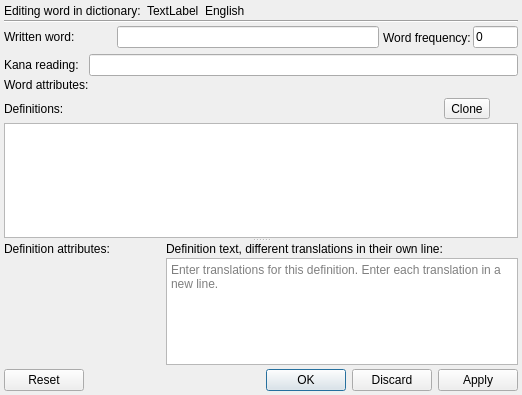
Old version of the form wordeditorform.ui in the repository z1dev/zkanji.
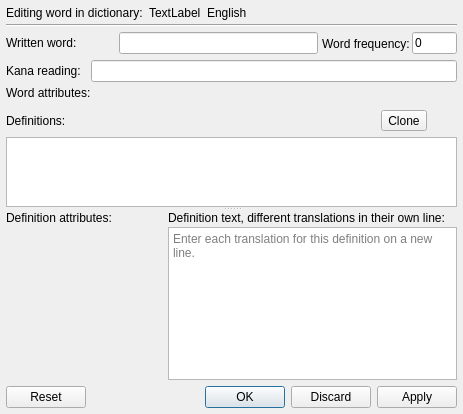
New version of the form. Icons and pictures are not drawn. Custom widgets are drawn as their Qt base class.

Commit message: * Added a status bar to every kanji grid and word list. Currently they all just show the number of listed items and the basic attribute (depending on whether it's a list or a grid.) The status bar is custom, because the one in Qt behaves badly when sized.

Patch:
```diff
--- a/wordeditorform.ui
+++ b/wordeditorform.ui
@@ -6,29 +6,29 @@
    <rect>
     <x>0</x>
     <y>0</y>
-    <width>522</width>
-    <height>395</height>
+    <width>463</width>
+    <height>414</height>
    </rect>
   </property>
   <property name="windowTitle">
    <string>zkanji</string>
   </property>
   <widget class="QWidget" name="centralwidget">
-   <layout class="QVBoxLayout" name="verticalLayout">
+   <layout class="QVBoxLayout" name="verticalLayout_2">
     <property name="spacing">
-     <number>2</number>
+     <number>4</number>
     </property>
     <property name="leftMargin">
-     <number>4</number>
+     <number>6</number>
     </property>
     <property name="topMargin">
-     <number>4</number>
+     <number>6</number>
     </property>
     <property name="rightMargin">
-     <number>4</number>
+     <number>6</number>
     </property>
     <property name="bottomMargin">
-     <number>4</number>
+     <number>6</number>
     </property>
     <item>
      <widget class="QWidget" name="widget" native="true">
@@ -303,16 +303,50 @@
       <property name="orientation">
        <enum>Qt::Vertical</enum>
       </property>
-      <property name="childrenCollapsible">
-       <bool>false</bool>
-      </property>
-      <widget class="ZDictionaryEditListView" name="defTable">
-       <property name="acceptDrops">
-        <bool>true</bool>
+      <widget class="QWidget" name="widget_2" native="true">
+       <property name="sizePolicy">
+        <sizepolicy hsizetype="Preferred" vsizetype="Preferred">
+         <horstretch>1</horstretch>
+         <verstretch>1</verstretch>
+        </sizepolicy>
        </property>
-       <property name="dragEnabled">
-        <bool>true</bool>
-       </property>
+       <layout class="QVBoxLayout" name="verticalLayout">
+        <property name="spacing">
+         <number>0</number>
+        </property>
+        <property name="leftMargin">
+         <number>0</number>
+        </property>
+        <property name="topMargin">
+         <number>0</number>
+        </property>
+        <property name="rightMargin">
+         <number>0</number>
+        </property>
+        <property name="bottomMargin">
+         <number>0</number>
+        </property>
+        <item>
+         <widget class="ZDictionaryEditListView" name="defTable">
+          <property name="sizePolicy">
+           <sizepolicy hsizetype="Expanding" vsizetype="Expanding">
+            <horstretch>1</horstretch>
+            <verstretch>1</verstretch>
+           </sizepolicy>
+          </property>
+          <property name="acceptDrops">
+           <bool>true</bool>
+          </property>
+          <property name="dragEnabled">
+           <bool>true</bool>
+          </property>
+         </widget>
+        </item>
+        <item>
+         <widget class="ZStatusBar" name="listStatus" native="true">
+         </widget>
+        </item>
+       </layout>
       </widget>
       <widget class="QWidget" name="layoutWidget">
        <layout class="QGridLayout" name="gridLayout">
@@ -355,7 +389,7 @@
            <bool>true</bool>
           </property>
           <property name="placeholderText">
-           <string>Enter translations for this definition. Enter each translation in a new line.</string>
+           <string>Enter each translation for this definition on a new line.</string>
           </property>
          </widget>
         </item>
@@ -384,6 +418,12 @@
    <extends>QLineEdit</extends>
    <header>zlineedit.h</header>
   </customwidget>
+  <customwidget>
+   <class>ZStatusBar</class>
+   <extends>QWidget</extends>
+   <header>zstatusbar.h</header>
+   <container>1</container>
+  </customwidget>
   <customwidget>
    <class>WordAttribWidget</class>
    <extends>QWidget</extends>
```
The commit also changes 53 other files.
